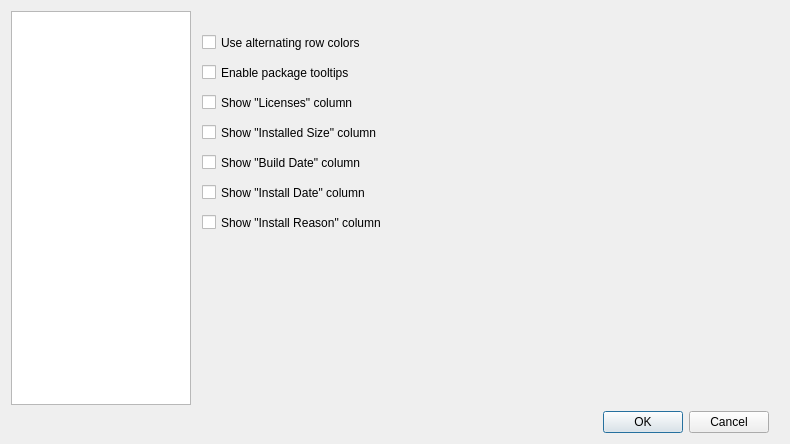
Qt form ui/optionsdialog.ui (aarnt/octopi) before a commit.
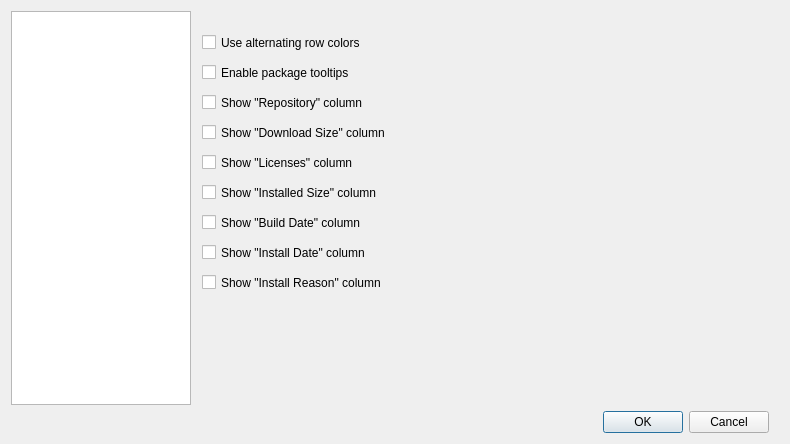
The same form after that commit. The open tabs and pages were chosen to show the change.

Commit message: - Add the option to show/hide "Repository" and "Download Size" columns in package list.

Patch:
```diff
--- a/ui/optionsdialog.ui
+++ b/ui/optionsdialog.ui
@@ -203,7 +203,7 @@
          <property name="geometry">
           <rect>
            <x>9</x>
-           <y>80</y>
+           <y>140</y>
            <width>611</width>
            <height>23</height>
           </rect>
@@ -216,7 +216,7 @@
          <property name="geometry">
           <rect>
            <x>9</x>
-           <y>110</y>
+           <y>170</y>
            <width>611</width>
            <height>23</height>
           </rect>
@@ -229,7 +229,7 @@
          <property name="geometry">
           <rect>
            <x>9</x>
-           <y>140</y>
+           <y>200</y>
            <width>611</width>
            <height>23</height>
           </rect>
@@ -242,7 +242,7 @@
          <property name="geometry">
           <rect>
            <x>9</x>
-           <y>170</y>
+           <y>230</y>
            <width>611</width>
            <height>23</height>
           </rect>
@@ -255,7 +255,7 @@
          <property name="geometry">
           <rect>
            <x>9</x>
-           <y>200</y>
+           <y>260</y>
            <width>611</width>
            <height>23</height>
           </rect>
@@ -277,6 +277,32 @@
           <string>Enable package tooltips</string>
          </property>
         </widget>
+        <widget class="QCheckBox" name="cbShowRepositoryColumn">
+         <property name="geometry">
+          <rect>
+           <x>9</x>
+           <y>80</y>
+           <width>611</width>
+           <height>23</height>
+          </rect>
+         </property>
+         <property name="text">
+          <string>Show &quot;Repository&quot; column</string>
+         </property>
+        </widget>
+        <widget class="QCheckBox" name="cbShowDownloadSizeColumn">
+         <property name="geometry">
+          <rect>
+           <x>9</x>
+           <y>110</y>
+           <width>611</width>
+           <height>23</height>
+          </rect>
+         </property>
+         <property name="text">
+          <string>Show &quot;Download Size&quot; column</string>
+         </property>
+        </widget>
        </widget>
        <widget class="QWidget" name="swAUR">
         <layout class="QGridLayout" name="gridLayout_7">
```
Left out of the diff: 2 changed lines with no effect on the pictures. The commit also changes 6 other files.
